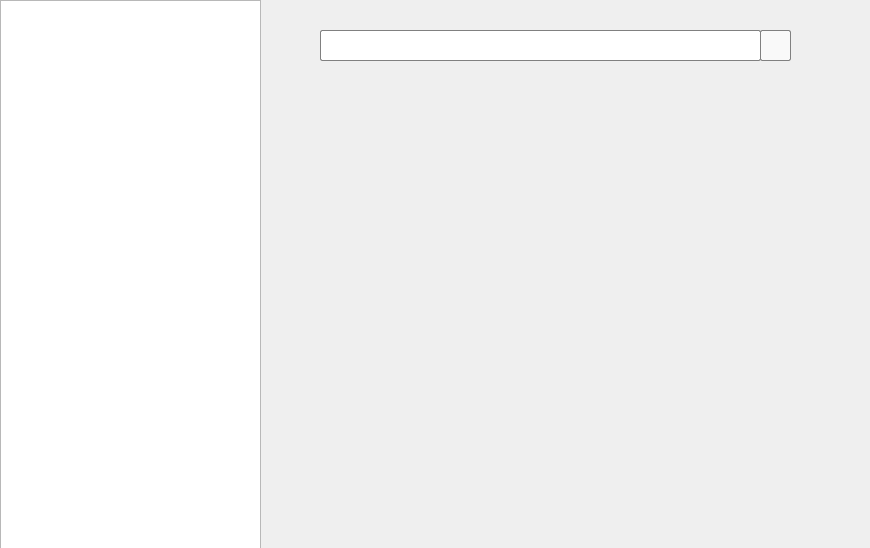
First picture: the form in uilibrary.ui, repository ArthurTesta/client, before the edit.
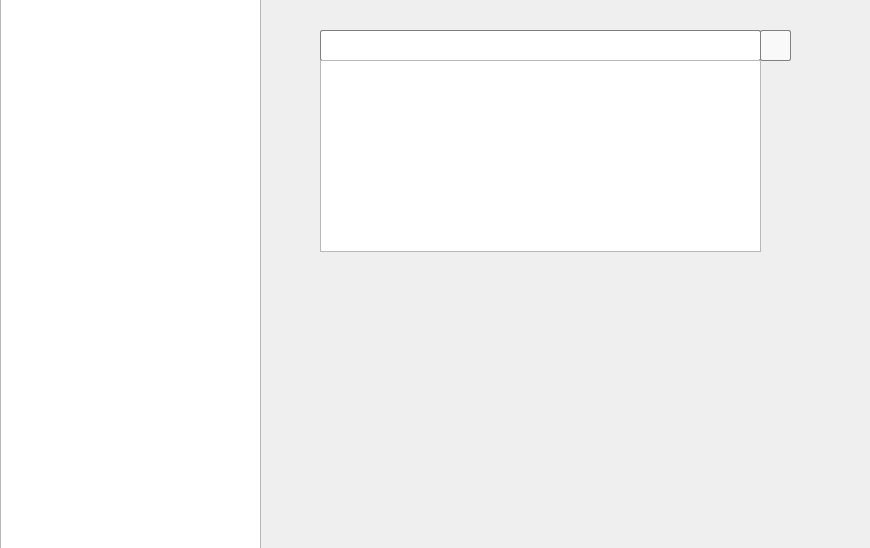
Second picture: the form after the edit. Icons and pictures are not drawn.

Commit message: search core uiLib added

```diff
--- a/uilibrary.ui
+++ b/uilibrary.ui
@@ -10,6 +10,24 @@
     <height>548</height>
    </rect>
   </property>
+  <property name="minimumSize">
+   <size>
+    <width>870</width>
+    <height>548</height>
+   </size>
+  </property>
+  <property name="maximumSize">
+   <size>
+    <width>870</width>
+    <height>548</height>
+   </size>
+  </property>
+  <property name="font">
+   <font>
+    <family>Arial</family>
+    <pointsize>10</pointsize>
+   </font>
+  </property>
   <property name="windowTitle">
    <string>Form</string>
   </property>
@@ -17,7 +35,7 @@
    <property name="geometry">
     <rect>
      <x>0</x>
-     <y>0</y>
+     <y>-1</y>
      <width>261</width>
      <height>551</height>
     </rect>
@@ -39,7 +57,7 @@
   </widget>
   <widget class="QPushButton" name="buttonUpload">
    <property name="enabled">
-    <bool>false</bool>
+    <bool>true</bool>
    </property>
    <property name="geometry">
     <rect>
@@ -67,6 +85,25 @@
      <normaloff>:/images/search_icon.png</normaloff>:/images/search_icon.png</iconset>
    </property>
   </widget>
+  <widget class="QListView" name="listSearch">
+   <property name="enabled">
+    <bool>true</bool>
+   </property>
+   <property name="geometry">
+    <rect>
+     <x>320</x>
+     <y>60</y>
+     <width>441</width>
+     <height>192</height>
+    </rect>
+   </property>
+   <property name="font">
+    <font>
+     <family>Arial</family>
+     <pointsize>10</pointsize>
+    </font>
+   </property>
+  </widget>
  </widget>
  <resources>
   <include location="src.qrc"/>
```
Left out of the diff: 59 changed lines with no effect on the pictures. The commit also changes 3 other files.
